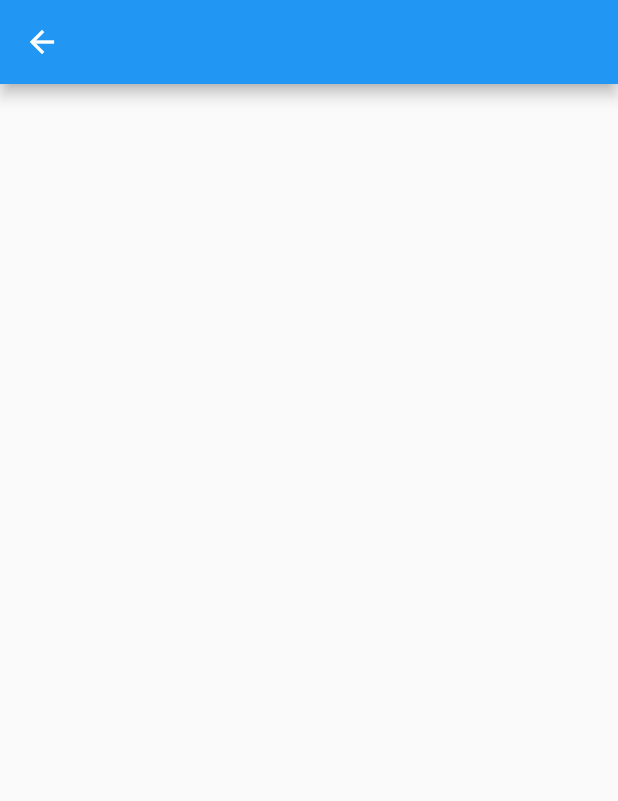
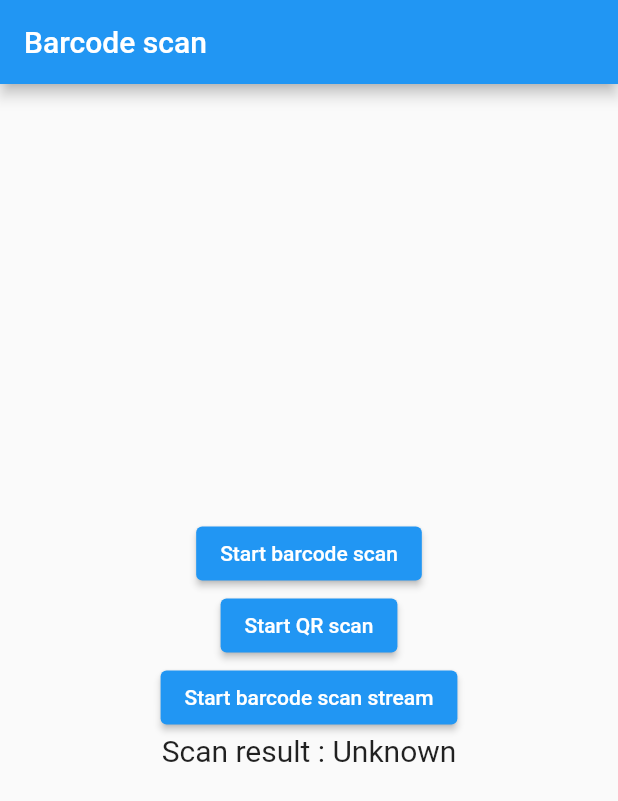
Before and after one commit to samarlarbi/checkin, a Flutter app: the Scanner_screen screen opened by its route, after a tap on "scan QR code", on a phone screen of 412 x 824 dp. Shown: the top 801 px of the screen. Run offline on Flutter 3.47's test engine with Material 2 defaults, Android fonts, the phone set to English and light mode, and no system bars; missing offline and left inert: blobs, curved_nav_bar, flutter_barcode_scanner; network calls fail.

Commit message:
add QR scanner

```diff
--- a/lib/main.dart
+++ b/lib/main.dart
@@ -1,5 +1,5 @@
-import 'package:checkin/screens/ScanScreen.dart';
-import 'package:checkin/widgets/navbar.dart';
+import 'package:checkin/widgets/Scan_Page/view/ScanPage.dart';
+import 'package:checkin/utils/navbar.dart';
 import 'package:flutter/material.dart';
 
 void main() {
--- /dev/null
+++ b/lib/widgets/Scan_Page/scanner.dart
@@ -0,0 +1,95 @@
+import 'dart:async';
+
+import 'package:flutter/material.dart';
+import 'package:flutter/services.dart';
+import 'package:flutter_barcode_scanner/flutter_barcode_scanner.dart';
+
+class Scanner extends StatefulWidget {
+  @override
+  _ScannerState createState() => _ScannerState();
+}
+
+class _ScannerState extends State<Scanner> {
+  String _scanBarcode = 'Unknown';
+
+  @override
+  void initState() {
+    super.initState();
+  }
+
+  Future<void> startBarcodeScanStream() async {
+    FlutterBarcodeScanner.getBarcodeStreamReceiver(
+            '#ff6666', 'Cancel', true, ScanMode.BARCODE)!
+        .listen((barcode) => print(barcode));
+  }
+
+  Future<void> scanQR() async {
+    String barcodeScanRes;
+    // Platform messages may fail, so we use a try/catch PlatformException.
+    try {
+      barcodeScanRes = await FlutterBarcodeScanner.scanBarcode(
+          '#ff6666', 'Cancel', true, ScanMode.QR);
+      print(barcodeScanRes);
+    } on PlatformException {
+      barcodeScanRes = 'Failed to get platform version.';
+    }
+
+    // If the widget was removed from the tree while the asynchronous platform
+    // message was in flight, we want to discard the reply rather than calling
+    // setState to update our non-existent appearance.
+    if (!mounted) return;
+
+    setState(() {
+      _scanBarcode = barcodeScanRes;
+    });
+  }
+
+  // Platform messages are asynchronous, so we initialize in an async method.
+  Future<void> scanBarcodeNormal() async {
+    String barcodeScanRes;
+    // Platform messages may fail, so we use a try/catch PlatformException.
+    try {
+      barcodeScanRes = await FlutterBarcodeScanner.scanBarcode(
+          '#ff6666', 'Cancel', true, ScanMode.BARCODE);
+      print(barcodeScanRes);
+    } on PlatformException {
+      barcodeScanRes = 'Failed to get platform version.';
+    }
+
+    // If the widget was removed from the tree while the asynchronous platform
+    // message was in flight, we want to discard the reply rather than calling
+    // setState to update our non-existent appearance.
+    if (!mounted) return;
+
+    setState(() {
+      _scanBarcode = barcodeScanRes;
+    });
+  }
+
+  @override
+  Widget build(BuildContext context) {
+    return MaterialApp(
+        home: Scaffold(
+            appBar: AppBar(title: const Text('Barcode scan')),
+            body: Builder(builder: (BuildContext context) {
+              return Container(
+                  alignment: Alignment.center,
+                  child: Flex(
+                      direction: Axis.vertical,
+                      mainAxisAlignment: MainAxisAlignment.center,
+                      children: <Widget>[
+                        ElevatedButton(
+                            onPressed: () => scanBarcodeNormal(),
+                            child: Text('Start barcode scan')),
+                        ElevatedButton(
+                            onPressed: () => scanQR(),
+                            child: Text('Start QR scan')),
+                        ElevatedButton(
+                            onPressed: () => startBarcodeScanStream(),
+                            child: Text('Start barcode scan stream')),
+                        Text('Scan result : $_scanBarcode\n',
+                            style: TextStyle(fontSize: 20))
+                      ]));
+            })));
+  }
+}
--- a/lib/screens/ScanScreen.dart
+++ b/lib/widgets/Scan_Page/view/ScanPage.dart
@@ -1,6 +1,7 @@
 import 'package:blobs/blobs.dart';
 import 'package:checkin/colors.dart';
-import 'package:checkin/widgets/myButton.dart';
+import 'package:checkin/utils/myButton.dart';
+import 'package:checkin/widgets/Scan_Page/scanner.dart';
 import 'package:flutter/material.dart';
 
 class Scanner_screen extends StatelessWidget {
@@ -50,16 +51,8 @@
               MyButton(
                 title: "scan QR code",
                 onpressed: () {
-                  Navigator.push(
-                      context,
-                      MaterialPageRoute(
-                          builder: (context) => Scaffold(
-                              appBar: AppBar(
-                                  leading: IconButton(
-                                      onPressed: () {
-                                        Navigator.pop(context);
-                                      },
-                                      icon: Icon(Icons.arrow_back))))));
+                  Navigator.push(context,
+                      MaterialPageRoute(builder: (context) => Scanner()));
                 },
                 color: Primary,
                 width: MediaQuery.of(context).size.width * 0.7,
--- a/pubspec.yaml
+++ b/pubspec.yaml
@@ -38,6 +38,8 @@
   blobs: ^2.0.0
   persistent_bottom_nav_bar_v2: ^4.2.8
   curved_nav_bar: ^0.0.2
+  flutter_barcode_scanner: ^2.0.0
+
 
 dev_dependencies:
   flutter_test:
```
Also changed, not shown: lib/utils/myButton.dart (renamed from lib/widgets/myButton.dart), lib/utils/navbar.dart (renamed from lib/widgets/navbar.dart), pubspec.lock, 1 other file.
